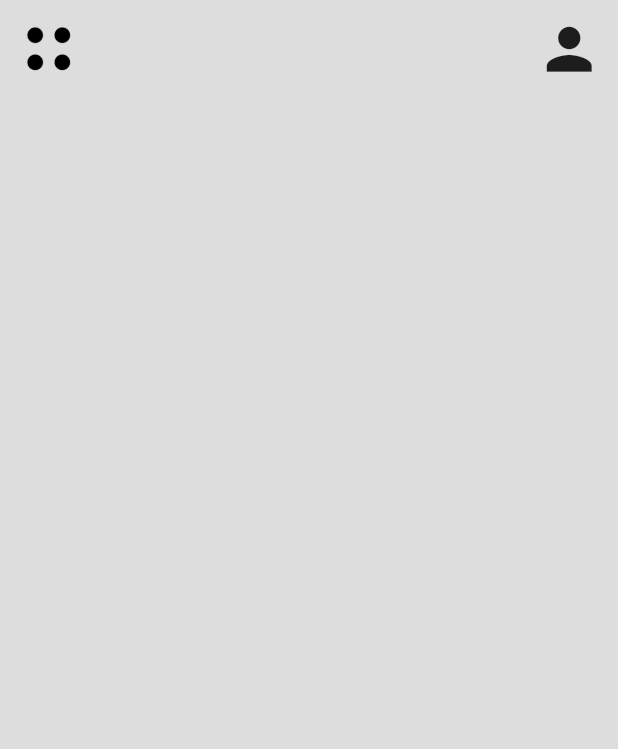
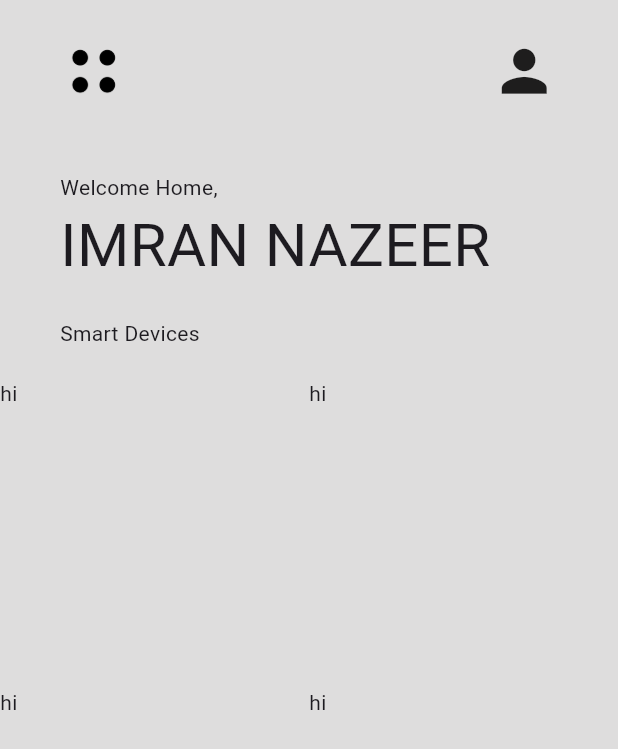
Before and after one commit to nazee200/smart_homeUI, a Flutter app: the screen it shows after launch, on a phone screen of 412 x 824 dp. Shown: the top 749 px of the screen. Run offline on Flutter 3.47's test engine with Material 3 defaults, Android fonts, the phone set to English and light mode, and no system bars; our stand-ins replace get.

Commit message:
up to grid done

```diff
--- a/lib/app/modules/home/views/home_view.dart
+++ b/lib/app/modules/home/views/home_view.dart
@@ -1,6 +1,7 @@
 import 'package:flutter/material.dart';
 
 import 'package:get/get.dart';
+import 'package:smart_home/app/utils/smartdevices.dart';
 
 import '../controllers/home_controller.dart';
 
@@ -8,13 +9,24 @@ class HomeView extends GetView<HomeController> {
   const HomeView({super.key});
   @override
   Widget build(BuildContext context) {
+    const double horizontalpadding = 40.0;
+    const double verticalpadding = 25.0;
+    List SmartDevices = [
+      ["Smart AC", "assets/icons/air-conditioner.png"],
+      ["Smart Fan", "assets/icons/fan.png"],
+      ["Smart Light", "assets/icons/light-bulb.png"],
+      ["Smart tv", "assets/icons/smart-tv.png"],
+    ];
+
     return Scaffold(
       backgroundColor: const Color.fromARGB(255, 222, 221, 221),
       body: Column(
+        crossAxisAlignment: CrossAxisAlignment.start,
         children: [
           SafeArea(
             child: Padding(
-              padding: const EdgeInsets.symmetric(horizontal: 10, vertical: 10),
+              padding: const EdgeInsets.symmetric(
+                  horizontal: horizontalpadding, vertical: verticalpadding),
               child: Row(
                 mainAxisAlignment: MainAxisAlignment.spaceBetween,
                 children: [
@@ -29,7 +41,38 @@ class HomeView extends GetView<HomeController> {
           ),
           const SizedBox(
             height: 20,
-          )
+          ),
+          const Padding(
+            padding: EdgeInsets.symmetric(horizontal: horizontalpadding),
+            child: Column(
+              crossAxisAlignment: CrossAxisAlignment.start,
+              children: [
+                Text("Welcome Home,"),
+                Text(
+                  "IMRAN NAZEER",
+                  style: TextStyle(fontSize: 40),
+                )
+              ],
+            ),
+          ),
+          const SizedBox(
+            height: 20,
+          ),
+          const Padding(
+            padding: EdgeInsets.symmetric(horizontal: horizontalpadding),
+            child: Text("Smart Devices"),
+          ),
+          const SizedBox(
+            height: 20,
+          ),
+          Expanded(
+              child: GridView.builder(
+                  itemCount: SmartDevices.length,
+                  gridDelegate: const SliverGridDelegateWithFixedCrossAxisCount(
+                      crossAxisCount: 2),
+                  itemBuilder: (builder, context) {
+                    return Smartdevices();
+                  }))
         ],
       ),
     );
--- /dev/null
+++ b/lib/app/utils/smartdevices.dart
@@ -0,0 +1,8 @@
+import "package:flutter/material.dart";
+
+class Smartdevices extends StatelessWidget {
+  @override
+  Widget build(BuildContext context) {
+    return Container(child: Text("hi"));
+  }
+}
```
